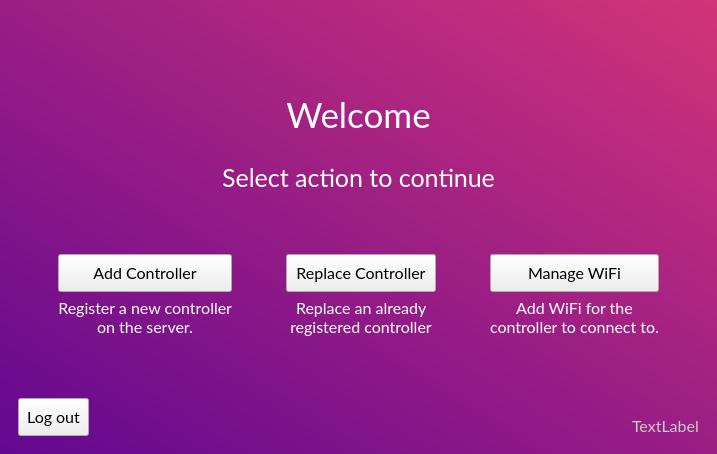
Old version of the form mainwindow.ui in the repository InamataIO/Flasher.
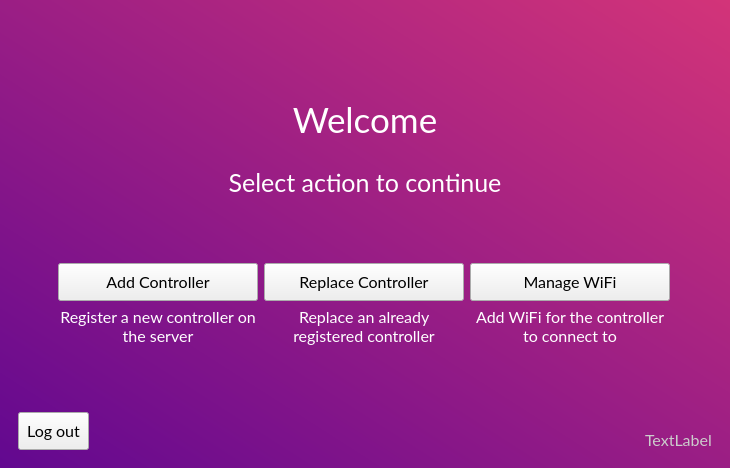
New version of the form. The open tabs and pages were chosen to show the change. Icons and pictures are not drawn.

```diff
--- a/mainwindow.ui
+++ b/mainwindow.ui
@@ -6,8 +6,8 @@
    <rect>
     <x>0</x>
     <y>0</y>
-    <width>717</width>
-    <height>454</height>
+    <width>730</width>
+    <height>468</height>
    </rect>
   </property>
   <property name="minimumSize">
@@ -393,8 +393,14 @@
             </item>
             <item>
              <widget class="QLabel" name="label_4">
+              <property name="maximumSize">
+               <size>
+                <width>200</width>
+                <height>16777215</height>
+               </size>
+              </property>
               <property name="text">
-               <string>Register a new controller on the server.</string>
+               <string>Register a new controller on the server</string>
               </property>
               <property name="alignment">
                <set>Qt::AlignCenter</set>
@@ -406,23 +412,16 @@
             </item>
            </layout>
           </item>
-          <item>
-           <spacer name="horizontalSpacer_3">
-            <property name="orientation">
-             <enum>Qt::Horizontal</enum>
-            </property>
-            <property name="sizeHint" stdset="0">
-             <size>
-              <width>40</width>
-              <height>20</height>
-             </size>
-            </property>
-           </spacer>
-          </item>
           <item>
            <layout class="QVBoxLayout" name="verticalLayout_7">
             <item>
              <widget class="QPushButton" name="welcomeReplaceControllerButton">
+              <property name="sizePolicy">
+               <sizepolicy hsizetype="Preferred" vsizetype="Fixed">
+                <horstretch>0</horstretch>
+                <verstretch>0</verstretch>
+               </sizepolicy>
+              </property>
               <property name="minimumSize">
                <size>
                 <width>150</width>
@@ -436,6 +435,12 @@
             </item>
             <item>
              <widget class="QLabel" name="label_5">
+              <property name="maximumSize">
+               <size>
+                <width>200</width>
+                <height>16777215</height>
+               </size>
+              </property>
               <property name="text">
                <string>Replace an already registered controller</string>
               </property>
@@ -449,23 +454,16 @@
             </item>
            </layout>
           </item>
-          <item>
-           <spacer name="horizontalSpacer_4">
-            <property name="orientation">
-             <enum>Qt::Horizontal</enum>
-            </property>
-            <property name="sizeHint" stdset="0">
-             <size>
-              <width>40</width>
-              <height>20</height>
-             </size>
-            </property>
-           </spacer>
-          </item>
           <item>
            <layout class="QVBoxLayout" name="verticalLayout_8">
             <item>
              <widget class="QPushButton" name="welcomeManageWiFiButton">
+              <property name="sizePolicy">
+               <sizepolicy hsizetype="Preferred" vsizetype="Fixed">
+                <horstretch>0</horstretch>
+                <verstretch>0</verstretch>
+               </sizepolicy>
+              </property>
               <property name="minimumSize">
                <size>
                 <width>150</width>
@@ -479,8 +477,14 @@
             </item>
             <item>
              <widget class="QLabel" name="label_7">
+              <property name="maximumSize">
+               <size>
+                <width>200</width>
+                <height>16777215</height>
+               </size>
+              </property>
               <property name="text">
-               <string>Add WiFi for the controller to connect to.</string>
+               <string>Add WiFi for the controller to connect to</string>
               </property>
               <property name="alignment">
                <set>Qt::AlignCenter</set>
```
Left out of the diff: 84 changed lines with no effect on the pictures.
